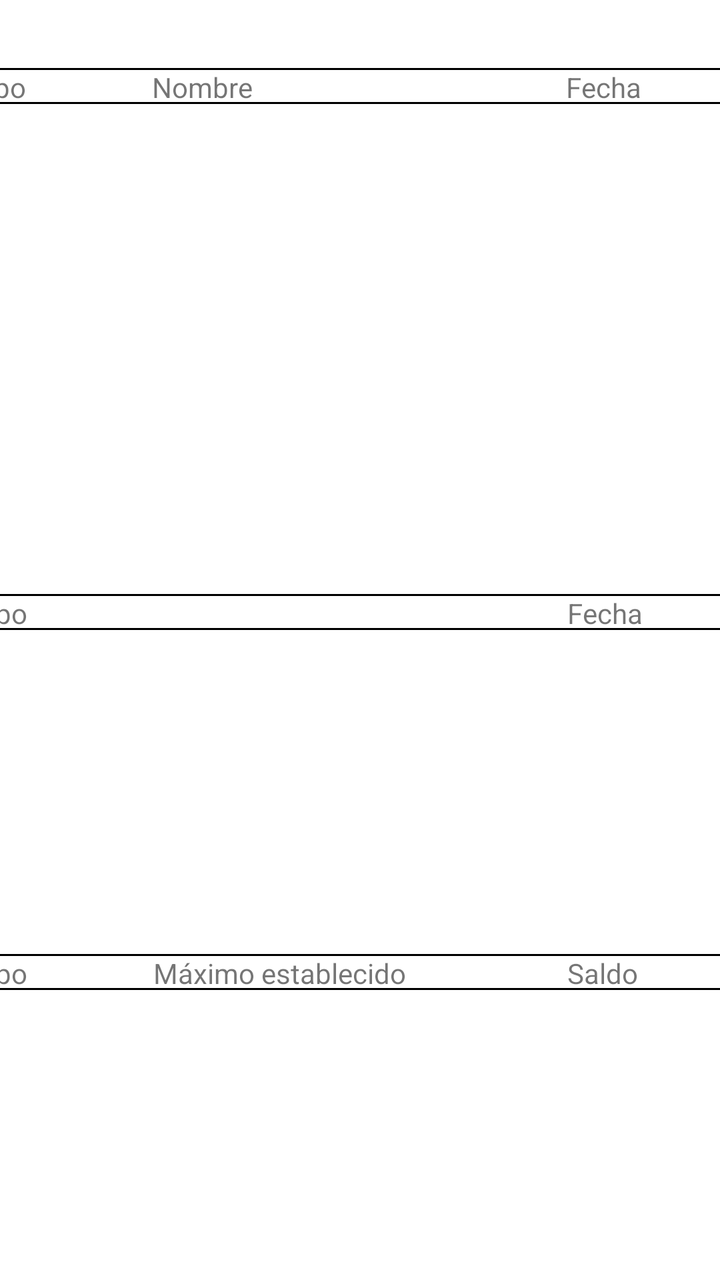
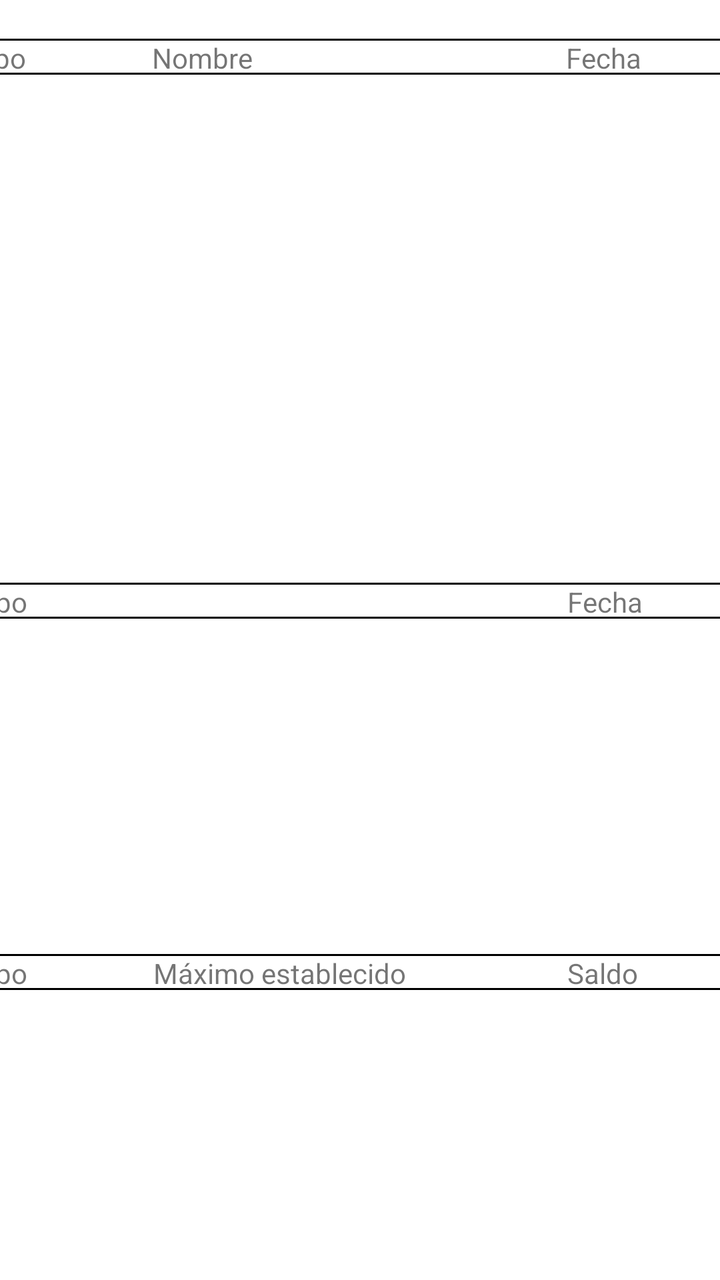

Compare the two renders of this Android layout. The source of the first and the diff that turns it into the second are given below.
<!-- AndroidManifest.xml: application theme Theme.NiUnDiaGratis -->
<!-- res/layout/fragment_home.xml -->
<?xml version="1.0" encoding="utf-8"?>
<androidx.constraintlayout.widget.ConstraintLayout xmlns:android="http://schemas.android.com/apk/res/android"
    xmlns:app="http://schemas.android.com/apk/res-auto"
    xmlns:tools="http://schemas.android.com/tools"
    android:layout_width="match_parent"
    android:layout_height="match_parent"
    tools:context=".ui.home.HomeFragment">

    <TableRow
        android:id="@+id/TableRow"
        android:layout_width="389dp"
        android:layout_height="18dp"
        app:layout_constraintBottom_toTopOf="@+id/rVComputo"
        app:layout_constraintEnd_toEndOf="parent"
        app:layout_constraintStart_toStartOf="parent"
        android:background="@drawable/borde"
        app:layout_constraintTop_toBottomOf="@+id/rVGuardias"
        app:layout_marginBaseline="9dp">

        <TextView
            android:id="@+id/txtTipo3"
            android:layout_width="50dp"
            android:layout_height="wrap_content"
            android:layout_weight="0.35"
            android:text="@string/tipo" />

        <TextView
            android:id="@+id/txtNombre3"
            android:layout_width="90dp"
            android:layout_height="match_parent"
            android:layout_weight="1"
            android:text="@string/maximo" />

        <TextView
            android:id="@+id/txtFecha3"
            android:layout_width="50dp"
            android:layout_height="wrap_content"
            android:layout_weight="0.35"
            android:text="@string/saldo_global"
            android:textAlignment="textStart" />
    </TableRow>

    <TableRow
        android:id="@+id/tableRow2"
        android:layout_width="389dp"
        android:layout_height="18dp"
        app:layout_constraintBottom_toTopOf="@+id/rVGuardias"
        app:layout_constraintEnd_toEndOf="parent"
        app:layout_constraintStart_toStartOf="parent"
        android:background="@drawable/borde"
        app:layout_constraintTop_toBottomOf="@+id/rVActReal"
        app:layout_marginBaseline="9dp">

        <TextView
            android:id="@+id/txtTipo2"
            android:layout_width="50dp"
            android:layout_height="wrap_content"
            android:layout_weight="0.35"
            android:text="@string/tipo" />

        <TextView
            android:id="@+id/txtNombre2"
            android:layout_width="90dp"
            android:layout_height="match_parent"
            android:layout_weight="1" />

        <TextView
            android:id="@+id/txtFecha2"
            android:layout_width="50dp"
            android:layout_height="wrap_content"
            android:layout_weight="0.35"
            android:text="@string/fecha"
            android:textAlignment="textStart" />
    </TableRow>

    <TableRow
        android:id="@+id/TableRow1"
        android:layout_width="389dp"
        android:layout_height="18dp"
        app:layout_constraintBottom_toTopOf="@+id/rVActReal"
        app:layout_constraintEnd_toEndOf="parent"
        app:layout_constraintHorizontal_bias="0.523"
        app:layout_constraintStart_toStartOf="parent"
        android:background="@drawable/borde"
        app:layout_constraintTop_toTopOf="parent"
        app:layout_constraintVertical_bias="1.0"
        app:layout_marginBaseline="9dp">

        <TextView
            android:id="@+id/txtTipo"
            android:layout_width="50dp"
            android:layout_height="wrap_content"
            android:layout_weight="0.35"
            android:text="@string/tipo" />

        <TextView
            android:id="@+id/txtNombre"
            android:layout_width="90dp"
            android:layout_height="match_parent"
            android:layout_weight="1"
            android:text="@string/nombre" />

        <TextView
            android:id="@+id/txtFecha"
            android:layout_width="50dp"
            android:layout_height="wrap_content"
            android:layout_weight="0.35"
            android:text="@string/fecha"
            android:textAlignment="textStart" />
    </TableRow>

    <androidx.recyclerview.widget.RecyclerView
        android:id="@+id/rVActReal"
        android:layout_width="389dp"
        android:layout_height="248dp"
        app:layout_constraintBottom_toTopOf="@+id/rVGuardias"
        app:layout_constraintEnd_toEndOf="parent"
        app:layout_constraintHorizontal_bias="0.545"
        app:layout_constraintStart_toStartOf="parent"
        app:layout_constraintTop_toTopOf="parent"
        app:layout_constraintVertical_bias="0.812"
        app:layout_marginBaseline="32dp" />

    <androidx.recyclerview.widget.RecyclerView
        android:id="@+id/rVGuardias"
        android:layout_width="389dp"
        android:layout_height="158dp"
        android:layout_marginBottom="32dp"
        app:layout_constraintBottom_toTopOf="@+id/rVComputo"
        app:layout_constraintEnd_toEndOf="parent"
        app:layout_constraintHorizontal_bias="0.545"
        app:layout_constraintStart_toStartOf="parent" />

    <androidx.recyclerview.widget.RecyclerView
        android:id="@+id/rVComputo"
        android:layout_width="389dp"
        android:layout_height="114dp"
        android:layout_marginBottom="24dp"
        app:layout_constraintBottom_toBottomOf="parent"
        app:layout_constraintEnd_toEndOf="parent"
        app:layout_constraintHorizontal_bias="0.545"
        app:layout_constraintStart_toStartOf="parent">

    </androidx.recyclerview.widget.RecyclerView>

</androidx.constraintlayout.widget.ConstraintLayout>
<!-- resources referenced by this layout -->
<resources>
  <!-- drawable borde (drawable) -->
  <?xml version="1.0" encoding="utf-8"?>
  <shape xmlns:android="http://schemas.android.com/apk/res/android"
      android:shape="rectangle">
      <solid android:color="@android:color/transparent"/>
      <stroke android:width="1dp" android:color="#000000"/>
  </shape>
  <string name="fecha">Fecha</string>
  <string name="maximo">Máximo establecido</string>
  <string name="nombre">Nombre</string>
  <string name="saldo_global">Saldo</string>
  <string name="tipo">Tipo</string>
  <style name="Theme.NiUnDiaGratis" parent="Theme.MaterialComponents.DayNight.DarkActionBar">
          
          <item name="colorPrimary">@color/purple_500</item>
          <item name="colorPrimaryVariant">@color/purple_700</item>
          <item name="colorOnPrimary">@color/white</item>
          
          <item name="colorSecondary">@color/teal_200</item>
          <item name="colorSecondaryVariant">@color/teal_700</item>
          <item name="colorOnSecondary">@color/black</item>
          
          <item name="android:statusBarColor">?attr/colorPrimaryVariant</item>
          
      </style>
  <color name="purple_500">#FF6200EE</color>
  <color name="purple_700">#FF3700B3</color>
  <color name="white">#FFFFFFFF</color>
  <color name="teal_200">#FF03DAC5</color>
  <color name="teal_700">#FF018786</color>
  <color name="black">#FF000000</color>
</resources>

<!-- the commit's change to res/layout/fragment_home.xml (unified diff, before → after) -->
@@ -112,13 +112,12 @@
     <androidx.recyclerview.widget.RecyclerView
         android:id="@+id/rVActReal"
         android:layout_width="389dp"
-        android:layout_height="248dp"
+        android:layout_height="251dp"
         app:layout_constraintBottom_toTopOf="@+id/rVGuardias"
         app:layout_constraintEnd_toEndOf="parent"
-        app:layout_constraintHorizontal_bias="0.545"
         app:layout_constraintStart_toStartOf="parent"
         app:layout_constraintTop_toTopOf="parent"
-        app:layout_constraintVertical_bias="0.812"
+        app:layout_constraintVertical_bias="0.614"
         app:layout_marginBaseline="32dp" />
 
     <androidx.recyclerview.widget.RecyclerView
